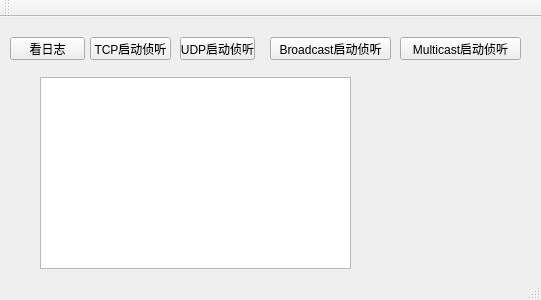
Above: FuturePmsSolution/PlatformCentralDataReceiver/mainwindow.ui from Anne081031/WinParkUI before the change. Below: the same form after it.
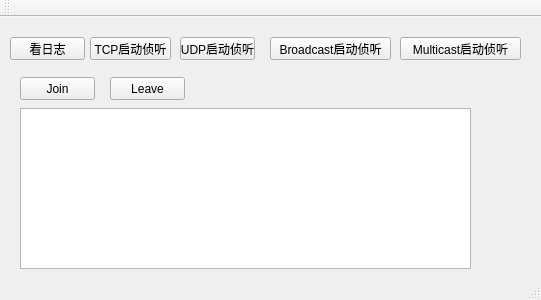
That is the form after the change.

```diff
--- a/FuturePmsSolution/PlatformCentralDataReceiver/mainwindow.ui
+++ b/FuturePmsSolution/PlatformCentralDataReceiver/mainwindow.ui
@@ -43,10 +43,10 @@
    <widget class="QListWidget" name="listWidget">
     <property name="geometry">
      <rect>
-      <x>40</x>
-      <y>60</y>
-      <width>311</width>
-      <height>192</height>
+      <x>20</x>
+      <y>91</y>
+      <width>451</width>
+      <height>161</height>
      </rect>
     </property>
    </widget>
@@ -89,6 +89,32 @@
      <string>UDP启动侦听</string>
     </property>
    </widget>
+   <widget class="QPushButton" name="pushButton_6">
+    <property name="geometry">
+     <rect>
+      <x>20</x>
+      <y>60</y>
+      <width>75</width>
+      <height>23</height>
+     </rect>
+    </property>
+    <property name="text">
+     <string>Join</string>
+    </property>
+   </widget>
+   <widget class="QPushButton" name="pushButton_7">
+    <property name="geometry">
+     <rect>
+      <x>110</x>
+      <y>60</y>
+      <width>75</width>
+      <height>23</height>
+     </rect>
+    </property>
+    <property name="text">
+     <string>Leave</string>
+    </property>
+   </widget>
   </widget>
   <widget class="QMenuBar" name="menuBar">
    <property name="geometry">
```
